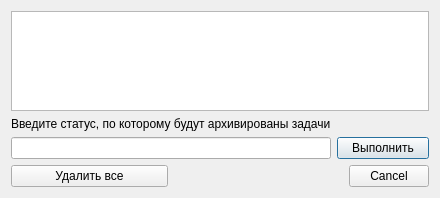
Above: app/LightTaskManager/gui/archivedialog.ui from ApplicationsForge/TaskManagerGUI before the change. Below: the same form after it.
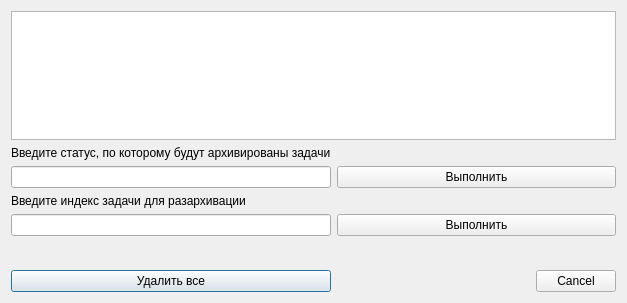
That is the form after the change.

Commit message: Изменена форма для архивации

Patch:
```diff
--- a/app/LightTaskManager/gui/archivedialog.ui
+++ b/app/LightTaskManager/gui/archivedialog.ui
@@ -6,42 +6,52 @@
    <rect>
     <x>0</x>
     <y>0</y>
-    <width>440</width>
-    <height>198</height>
+    <width>627</width>
+    <height>303</height>
    </rect>
   </property>
   <property name="windowTitle">
    <string>Архивация</string>
   </property>
   <layout class="QGridLayout" name="gridLayout">
-   <item row="0" column="0" colspan="3">
-    <widget class="QTextEdit" name="archiveTextEdit"/>
+   <item row="6" column="0">
+    <widget class="QPushButton" name="gcPushButton">
+     <property name="text">
+      <string>Удалить все</string>
+     </property>
+    </widget>
    </item>
-   <item row="1" column="0" colspan="2">
+   <item row="1" column="0">
     <widget class="QLabel" name="archiveByStatusLabel">
      <property name="text">
       <string>Введите статус, по которому будут архивированы задачи</string>
      </property>
     </widget>
    </item>
-   <item row="2" column="0" colspan="2">
+   <item row="0" column="0" colspan="2">
+    <widget class="QTextEdit" name="archiveTextEdit"/>
+   </item>
+   <item row="4" column="0">
+    <widget class="QLineEdit" name="unarchiveLineEdit"/>
+   </item>
+   <item row="4" column="1">
+    <widget class="QPushButton" name="unarchivePushButton">
+     <property name="text">
+      <string>Выполнить</string>
+     </property>
+    </widget>
+   </item>
+   <item row="2" column="0">
     <widget class="QLineEdit" name="archiveByStatusLineEdit"/>
    </item>
-   <item row="2" column="2">
+   <item row="2" column="1">
     <widget class="QPushButton" name="archiveByStatusPushButton">
      <property name="text">
       <string>Выполнить</string>
      </property>
     </widget>
    </item>
-   <item row="3" column="0">
-    <widget class="QPushButton" name="gcPushButton">
-     <property name="text">
-      <string>Удалить все</string>
-     </property>
-    </widget>
-   </item>
-   <item row="3" column="1" colspan="2">
+   <item row="6" column="1">
     <widget class="QDialogButtonBox" name="archiveButtonBox">
      <property name="orientation">
       <enum>Qt::Horizontal</enum>
@@ -51,6 +61,26 @@
      </property>
     </widget>
    </item>
+   <item row="3" column="0">
+    <widget class="QLabel" name="unarchiveLabel">
+     <property name="text">
+      <string>Введите индекс задачи для разархивации</string>
+     </property>
+    </widget>
+   </item>
+   <item row="5" column="0" colspan="2">
+    <spacer name="verticalSpacer">
+     <property name="orientation">
+      <enum>Qt::Vertical</enum>
+     </property>
+     <property name="sizeHint" stdset="0">
+      <size>
+       <width>20</width>
+       <height>90</height>
+      </size>
+     </property>
+    </spacer>
+   </item>
   </layout>
  </widget>
  <resources/>
```
The commit also changes 1 other file.
